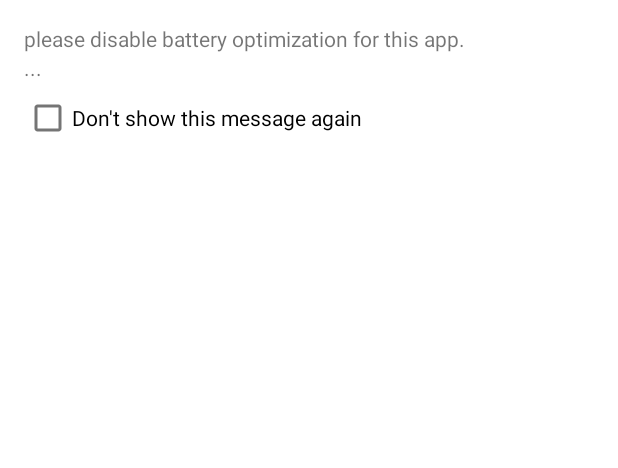
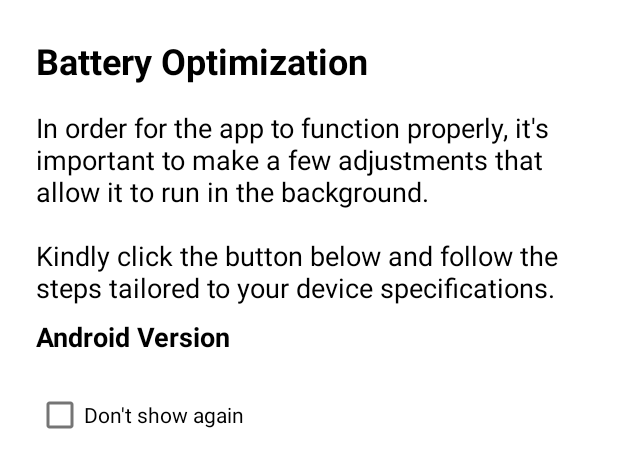
Before and after one commit to MoaazAtik/Shaky, an Android app: the layout dialog_battery_optimization.xml on its own in the app's theme, with its tools: preview values and no code run, on a phone screen of 412 x 824 dp. Shown: the top 468 px of the screen. Run offline under Robolectric (Android 15) with nearby library versions, the phone set to English and light mode, and no system bars.

Commit message:
battery optimization dialog

```diff
--- a/app/src/main/res/layout/dialog_battery_optimization.xml
+++ b/app/src/main/res/layout/dialog_battery_optimization.xml
@@ -3,22 +3,39 @@
     android:layout_width="match_parent"
     android:layout_height="wrap_content"
     android:orientation="vertical"
-    android:padding="16dp">
+    android:padding="24dp">
 
     <TextView
         android:layout_width="wrap_content"
         android:layout_height="wrap_content"
-        android:text="please disable battery optimization for this app." />
+        android:layout_marginBottom="16dp"
+        android:text="Battery Optimization"
+        android:textColor="@color/black"
+        android:textSize="24sp"
+        android:textStyle="bold" />
+
+    <TextView
+        android:layout_width="wrap_content"
+        android:layout_height="wrap_content"
+        android:layout_marginBottom="8dp"
+        android:text="In order for the app to function properly, it's important to make a few adjustments that allow it to run in the background.
+\n\nKindly click the button below and follow the steps tailored to your device specifications."
+        android:textColor="@color/black"
+        android:textSize="18sp" />
 
     <TextView
         android:id="@+id/txt_specs"
         android:layout_width="wrap_content"
         android:layout_height="wrap_content"
-        android:text="..." />
+        android:layout_marginBottom="16dp"
+        android:text="Android Version"
+        android:textColor="@color/black"
+        android:textSize="18sp"
+        android:textStyle="bold" />
 
     <CheckBox
         android:id="@+id/checkbox_dont_show_again"
         android:layout_width="wrap_content"
         android:layout_height="wrap_content"
-        android:text="Don't show this message again" />
+        android:text="Don't show again" />
 </LinearLayout>
```
Also changed, not shown: app/src/main/java/com/thewhitewings/vibro/MainActivity.java (+30 -25 lines).
